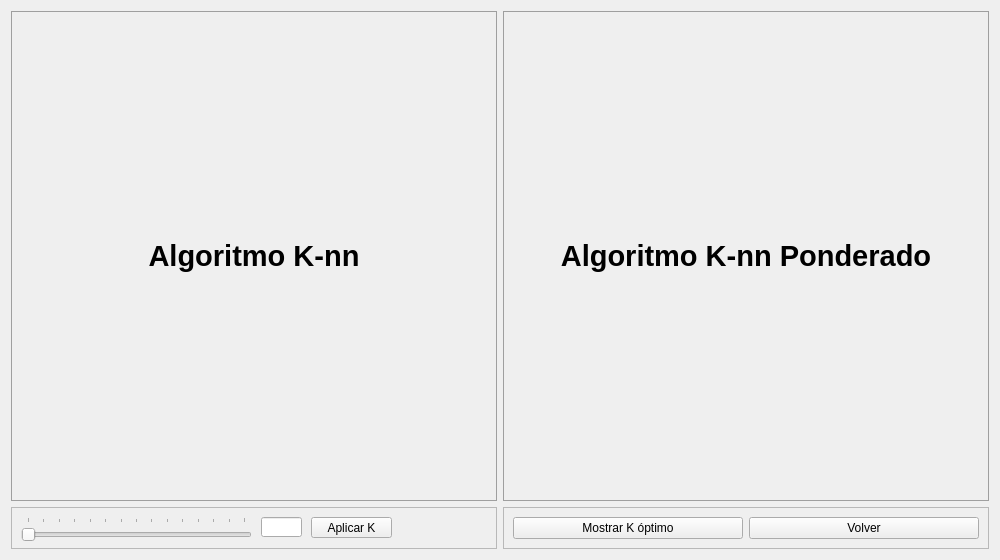
Qt form Interfaz_Grafica.ui (AgustinEncina27/Implementaci-n-Algoritmo-k-nn) before a commit.
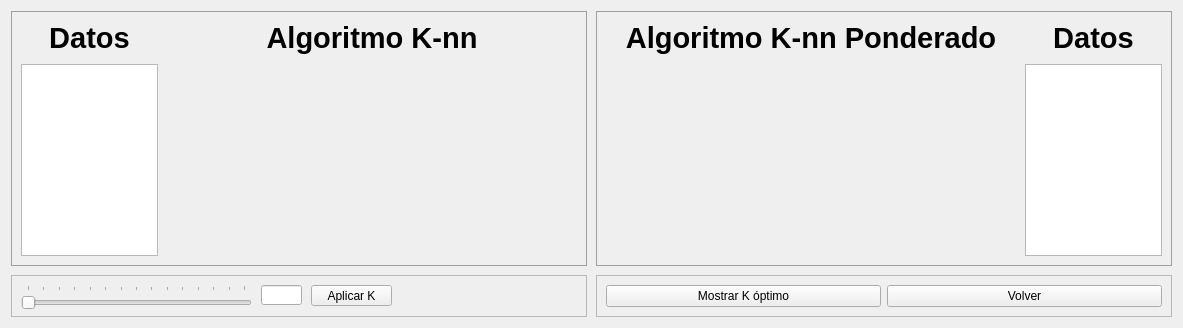
The same form after that commit.

Commit message: Cambio Interfaz grafica

The edit to the form file:
```diff
--- a/Interfaz_Grafica.ui
+++ b/Interfaz_Grafica.ui
@@ -6,105 +6,26 @@
    <rect>
     <x>0</x>
     <y>0</y>
-    <width>1000</width>
+    <width>1189</width>
     <height>560</height>
    </rect>
   </property>
+  <property name="maximumSize">
+   <size>
+    <width>10000</width>
+    <height>10000</height>
+   </size>
+  </property>
   <property name="windowTitle">
    <string>Form</string>
   </property>
-  <layout class="QGridLayout" name="gridLayout">
-   <item row="1" column="1">
-    <widget class="QFrame" name="frame_6">
-     <property name="styleSheet">
-      <string notr="true"/>
-     </property>
-     <property name="frameShape">
-      <enum>QFrame::StyledPanel</enum>
-     </property>
-     <property name="frameShadow">
-      <enum>QFrame::Raised</enum>
-     </property>
-     <layout class="QHBoxLayout" name="horizontalLayout">
-      <item>
-       <widget class="QPushButton" name="pushButton_3">
-        <property name="text">
-         <string>Mostrar K óptimo</string>
-        </property>
-       </widget>
-      </item>
-      <item>
-       <widget class="QPushButton" name="pushButton_2">
-        <property name="text">
-         <string>Volver</string>
-        </property>
-       </widget>
-      </item>
-     </layout>
-    </widget>
-   </item>
-   <item row="0" column="0">
-    <widget class="QFrame" name="frame">
-     <property name="styleSheet">
-      <string notr="true">.QFrame{border: 1px solid rgb(159, 159, 159);}</string>
-     </property>
-     <property name="frameShape">
-      <enum>QFrame::StyledPanel</enum>
-     </property>
-     <property name="frameShadow">
-      <enum>QFrame::Raised</enum>
-     </property>
-     <layout class="QVBoxLayout" name="verticalLayout" stretch="1,9">
-      <item>
-       <widget class="QLabel" name="label">
-        <property name="text">
-         <string>&lt;html&gt;&lt;head/&gt;&lt;body&gt;&lt;p&gt;&lt;span style=&quot; font-size:22pt; font-weight:600;&quot;&gt;Algoritmo K-nn&lt;/span&gt;&lt;/p&gt;&lt;/body&gt;&lt;/html&gt;</string>
-        </property>
-        <property name="alignment">
-         <set>Qt::AlignCenter</set>
-        </property>
-        <property name="textInteractionFlags">
-         <set>Qt::LinksAccessibleByMouse</set>
-        </property>
-       </widget>
-      </item>
-      <item>
-       <layout class="QVBoxLayout" name="grafica1"/>
-      </item>
-     </layout>
-    </widget>
-   </item>
-   <item row="0" column="1">
-    <widget class="QFrame" name="frame_2">
-     <property name="styleSheet">
-      <string notr="true">.QFrame{border: 1px solid rgb(159, 159, 159);}</string>
-     </property>
-     <property name="frameShape">
-      <enum>QFrame::StyledPanel</enum>
-     </property>
-     <property name="frameShadow">
-      <enum>QFrame::Raised</enum>
-     </property>
-     <layout class="QVBoxLayout" name="verticalLayout_2" stretch="1,9">
-      <item>
-       <widget class="QLabel" name="label_2">
-        <property name="text">
-         <string>&lt;html&gt;&lt;head/&gt;&lt;body&gt;&lt;p&gt;&lt;span style=&quot; font-size:22pt; font-weight:600;&quot;&gt;Algoritmo K-nn Ponderado&lt;/span&gt;&lt;/p&gt;&lt;/body&gt;&lt;/html&gt;</string>
-        </property>
-        <property name="alignment">
-         <set>Qt::AlignCenter</set>
-        </property>
-        <property name="textInteractionFlags">
-         <set>Qt::LinksAccessibleByMouse</set>
-        </property>
-       </widget>
-      </item>
-      <item>
-       <layout class="QVBoxLayout" name="grafica2"/>
-      </item>
-     </layout>
-    </widget>
-   </item>
+  <layout class="QGridLayout" name="gridLayout" columnstretch="1,1">
+   <property name="sizeConstraint">
+    <enum>QLayout::SetFixedSize</enum>
+   </property>
+   <property name="spacing">
+    <number>9</number>
+   </property>
    <item row="1" column="0">
     <widget class="QFrame" name="frame_5">
      <property name="styleSheet">
@@ -187,6 +108,144 @@
      </widget>
     </widget>
    </item>
+   <item row="1" column="1">
+    <widget class="QFrame" name="frame_6">
+     <property name="styleSheet">
+      <string notr="true"/>
+     </property>
+     <property name="frameShape">
+      <enum>QFrame::StyledPanel</enum>
+     </property>
+     <property name="frameShadow">
+      <enum>QFrame::Raised</enum>
+     </property>
+     <layout class="QHBoxLayout" name="horizontalLayout">
+      <item>
+       <widget class="QPushButton" name="pushButton_3">
+        <property name="text">
+         <string>Mostrar K óptimo</string>
+        </property>
+       </widget>
+      </item>
+      <item>
+       <widget class="QPushButton" name="pushButton_2">
+        <property name="text">
+         <string>Volver</string>
+        </property>
+       </widget>
+      </item>
+     </layout>
+    </widget>
+   </item>
+   <item row="0" column="1">
+    <widget class="QFrame" name="frame_2">
+     <property name="styleSheet">
+      <string notr="true">.QFrame{border: 1px solid rgb(159, 159, 159);}</string>
+     </property>
+     <property name="frameShape">
+      <enum>QFrame::StyledPanel</enum>
+     </property>
+     <property name="frameShadow">
+      <enum>QFrame::Raised</enum>
+     </property>
+     <layout class="QGridLayout" name="gridLayout_3" columnstretch="3,1" rowminimumheight="0,0" columnminimumwidth="0,0">
+      <property name="spacing">
+       <number>9</number>
+      </property>
+      <item row="1" column="1">
+       <widget class="QPlainTextEdit" name="plainTextEdit_2">
+        <property name="readOnly">
+         <bool>true</bool>
+        </property>
+       </widget>
+      </item>
+      <item row="1" column="0">
+       <layout class="QVBoxLayout" name="grafica2"/>
+      </item>
+      <item row="0" column="0">
+       <widget class="QLabel" name="label_2">
+        <property name="text">
+         <string>&lt;html&gt;&lt;head/&gt;&lt;body&gt;&lt;p&gt;&lt;span style=&quot; font-size:22pt; font-weight:600;&quot;&gt;Algoritmo K-nn Ponderado&lt;/span&gt;&lt;/p&gt;&lt;/body&gt;&lt;/html&gt;</string>
+        </property>
+        <property name="alignment">
+         <set>Qt::AlignCenter</set>
+        </property>
+        <property name="textInteractionFlags">
+         <set>Qt::LinksAccessibleByMouse</set>
+        </property>
+       </widget>
+      </item>
+      <item row="0" column="1">
+       <widget class="QLabel" name="label_4">
+        <property name="text">
+         <string>&lt;html&gt;&lt;head/&gt;&lt;body&gt;&lt;p&gt;&lt;span style=&quot; font-size:22pt; font-weight:600;&quot;&gt;Datos&lt;/span&gt;&lt;/p&gt;&lt;/body&gt;&lt;/html&gt;</string>
+        </property>
+        <property name="alignment">
+         <set>Qt::AlignCenter</set>
+        </property>
+       </widget>
+      </item>
+     </layout>
+    </widget>
+   </item>
+   <item row="0" column="0">
+    <widget class="QFrame" name="frame">
+     <property name="styleSheet">
+      <string notr="true">.QFrame{border: 1px solid rgb(159, 159, 159);}</string>
+     </property>
+     <property name="frameShape">
+      <enum>QFrame::NoFrame</enum>
+     </property>
+     <property name="frameShadow">
+      <enum>QFrame::Raised</enum>
+     </property>
+     <layout class="QGridLayout" name="gridLayout_2" rowstretch="0,0" columnstretch="1,3">
+      <property name="leftMargin">
+       <number>9</number>
+      </property>
+      <property name="spacing">
+       <number>9</number>
+      </property>
+      <item row="1" column="0">
+       <widget class="QPlainTextEdit" name="plainTextEdit">
+        <property name="readOnly">
+         <bool>true</bool>
+        </property>
+       </widget>
+      </item>
+      <item row="1" column="1">
+       <layout class="QVBoxLayout" name="grafica1">
+        <property name="sizeConstraint">
+         <enum>QLayout::SetDefaultConstraint</enum>
+        </property>
+       </layout>
+      </item>
+      <item row="0" column="1">
+       <widget class="QLabel" name="label">
+        <property name="text">
+         <string>&lt;html&gt;&lt;head/&gt;&lt;body&gt;&lt;p&gt;&lt;span style=&quot; font-size:22pt; font-weight:600;&quot;&gt;Algoritmo K-nn&lt;/span&gt;&lt;/p&gt;&lt;/body&gt;&lt;/html&gt;</string>
+        </property>
+        <property name="alignment">
+         <set>Qt::AlignCenter</set>
+        </property>
+        <property name="textInteractionFlags">
+         <set>Qt::LinksAccessibleByMouse</set>
+        </property>
+       </widget>
+      </item>
+      <item row="0" column="0">
+       <widget class="QLabel" name="label_3">
+        <property name="text">
+         <string>&lt;html&gt;&lt;head/&gt;&lt;body&gt;&lt;p&gt;&lt;span style=&quot; font-size:22pt; font-weight:600;&quot;&gt;Datos&lt;/span&gt;&lt;/p&gt;&lt;/body&gt;&lt;/html&gt;</string>
+        </property>
+        <property name="alignment">
+         <set>Qt::AlignCenter</set>
+        </property>
+       </widget>
+      </item>
+     </layout>
+    </widget>
+   </item>
   </layout>
  </widget>
  <resources/>
```
The commit also changes 3 other files.
